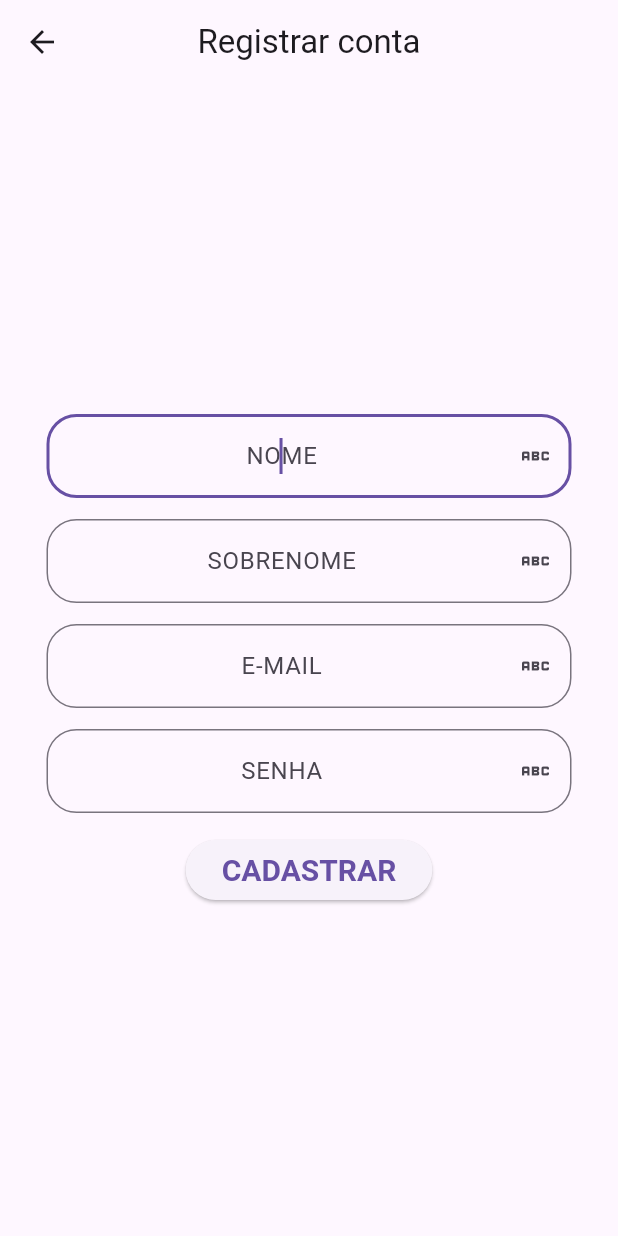
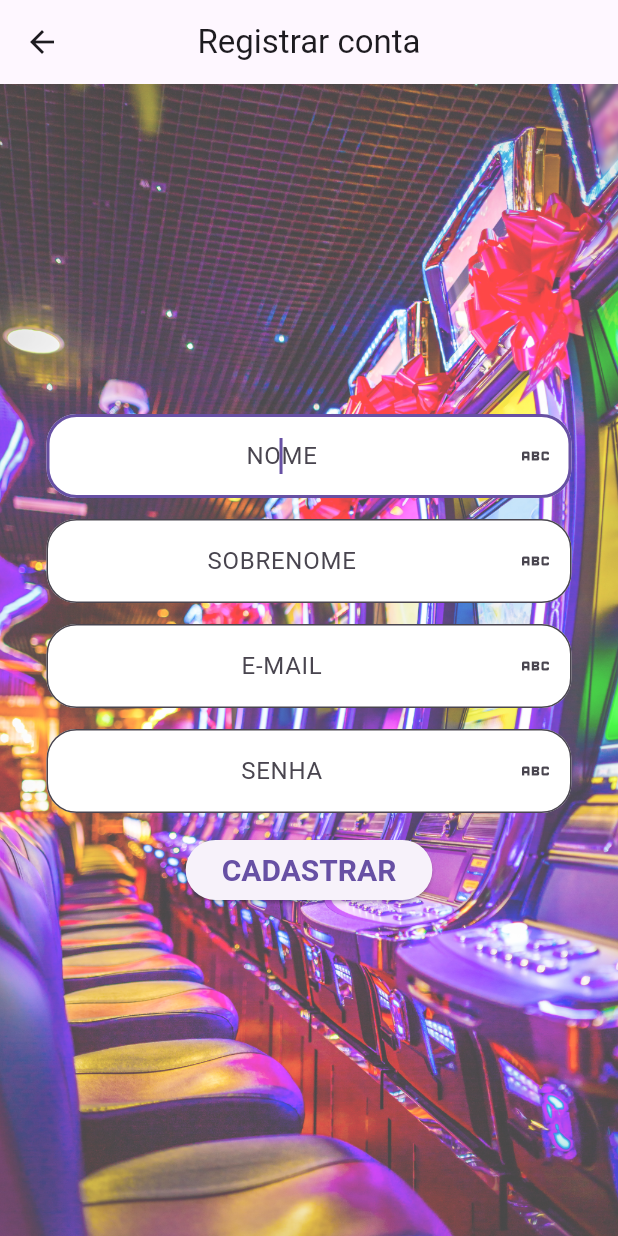
Before and after one commit to Zocarat/casa_da_sorte, a Flutter app: the screen it shows after launch, after a tap on "Cadastrar", on a phone screen of 412 x 824 dp. Run offline on Flutter 3.47's test engine with Material 3 defaults, Android fonts, the phone set to English and light mode, and no system bars; our stand-ins replace firebase_auth, firebase_core; accounts and stored records are empty; network calls fail.

Commit message:
Adicionado Imagens de Fundo na Home, Cadastro, e Login

```diff
--- a/lib/Login/UIHelperLogin.dart
+++ b/lib/Login/UIHelperLogin.dart
@@ -11,10 +11,13 @@ class UIHelperLogin {
         textAlign: TextAlign.center,
         obscureText: oculto,
         autofocus: true,
+
         decoration: InputDecoration(
+
+
           hintText: text,
           suffixIcon: icon,
-          filled: false,
+          filled: true,
           hintStyle: TextStyle(),
           fillColor: Colors.white,
           border: OutlineInputBorder(
--- a/lib/Login/screenLogin.dart
+++ b/lib/Login/screenLogin.dart
@@ -13,19 +13,30 @@ class screenLogin extends StatefulWidget {
 }
 
 class _screenLoginState extends State<screenLogin> {
-  TextEditingController _emailController = TextEditingController();
-  TextEditingController _passWordController = TextEditingController();
+  final TextEditingController _emailController = TextEditingController();
+  final TextEditingController _passWordController = TextEditingController();
 
   @override
   Widget build(BuildContext context) {
     return Scaffold(
       appBar: AppBar(
-        title: Text('Login'),
+        title: const Text('Login'),
         centerTitle: true,
         elevation: 22,
         backgroundColor: Colors.deepPurple,
       ),
       body: Center(
+        child: Container(
+          width: double.infinity,
+          height: double.infinity,
+          decoration: const BoxDecoration(
+            //color: Colors.black,
+            image: DecorationImage(
+              image: AssetImage(
+                  "assets/fundoCasaDaSorte.png"), // Substitua pelo caminho da sua imagem
+              fit: BoxFit.cover,
+            ),
+          ),
           child: Column(
             mainAxisAlignment: MainAxisAlignment.center,
             children: [
@@ -40,33 +51,63 @@ class _screenLoginState extends State<screenLogin> {
                 child: Column(
                   mainAxisAlignment: MainAxisAlignment.center,
                   children: [
-                UIHelperLogin.textFieldCuston(
-                    'Digite o E-mail', Icon(Icons.email), false, _emailController),
-                UIHelperLogin.textFieldCuston(
-                    'Digite a senha', Icon(Icons.password), true, _passWordController),
+                    UIHelperLogin.textFieldCuston('Digite o E-mail',
+                        Icon(Icons.email), false, _emailController),
+                    UIHelperLogin.textFieldCuston('Digite a senha',
+                        Icon(Icons.password), true, _passWordController),
                     SizedBox(height: 25.0),
                     customButton(() {
-                  Autehenticator.authednticate(_emailController.toString(),
-                      _passWordController.toString());
+                      Autehenticator.authednticate(
+                        _emailController.toString(),
+                        _passWordController.toString(),
+                      );
 
-                  // Navigator.push( context, MaterialPageRoute(  builder: (context) => ScreenHomePage()));
+                      Navigator.push(
+                        context,
+                        MaterialPageRoute(
+                            builder: (context) => ScreenHomePage()),
+                      );
                     }, 'Entrar'),
                     SizedBox(height: 5.0),
                     customButton(
                       () {
-                    Navigator.push(context,
+                        Navigator.push(
+                            context,
                             MaterialPageRoute(
                                 builder: (context) => RegistroAuthenticator()));
                       },
                       'Cadastrar',
                     ),
                     SizedBox(height: 16.0),
-                TextButton(onPressed: () {}, child: Text('Esqueceu a senha?'))
+                    TextButton(
+                      onPressed: () {
+                        Navigator.push(
+                            context,
+                            MaterialPageRoute(
+                                builder: (context) => ScreenHomePage()));
+                      },
+                      style: ButtonStyle(
+                        foregroundColor:
+                            MaterialStateProperty.all<Color>(Colors.white),
+                        backgroundColor:
+                            MaterialStateProperty.all<Color>(Colors.deepPurple),
+                      ),
+                      child: const Text(
+                        'Esqueceu a senha?',
+                        style: TextStyle(
+                          fontSize: 15,
+                          fontWeight: FontWeight.bold,
+                          color: Colors.white,
+                        ),
+                      ),
+                    )
                   ],
                 ),
               )
             ],
-      )),
+          ),
+        ),
+      ),
     );
   }
 }
--- a/lib/Login/screenRegistro.dart
+++ b/lib/Login/screenRegistro.dart
@@ -24,6 +24,20 @@ class _RegistroAuthenticatorState extends State<RegistroAuthenticator> {
         centerTitle: true,
       ),
       body: Center(
+        child: Container(
+          width: double.infinity,
+          height: double.infinity,
+
+          decoration: const BoxDecoration(
+            image: DecorationImage(
+                image: AssetImage(
+                  "assets/fundoTelaCadastro.png"
+                ),
+              fit: BoxFit.cover,
+            )
+          ),
+
+
           child: Column(
             mainAxisAlignment: MainAxisAlignment.center,
             children: [
@@ -47,6 +61,7 @@ class _RegistroAuthenticatorState extends State<RegistroAuthenticator> {
             ],
           ),
         ),
+      ),
     );
   }
 }
--- a/pubspec.yaml
+++ b/pubspec.yaml
@@ -65,6 +65,10 @@ flutter:
 
      - assets/IconesMenuCentral/rodaDaSorte.png
      - assets/IconesTelasJogos/rodaDaSorte.png
+     - assets/fundoCasaDaSorte.png
+     - assets/fundoTelaCadastro.png
+     - assets/fundoTelaHome.png
+
   #   - images/a_dot_ham.jpeg
 
   # An image asset can refer to one or more resolution-specific "variants", see
```
Also changed, not shown: lib/Home/ScreenHomePage.dart (+14 -0 lines), assets/fundoTelaCadastro.png (added), assets/fundoTelaHome.png (added), 1 other file. Lines whose indentation alone changed are shown as unchanged.
